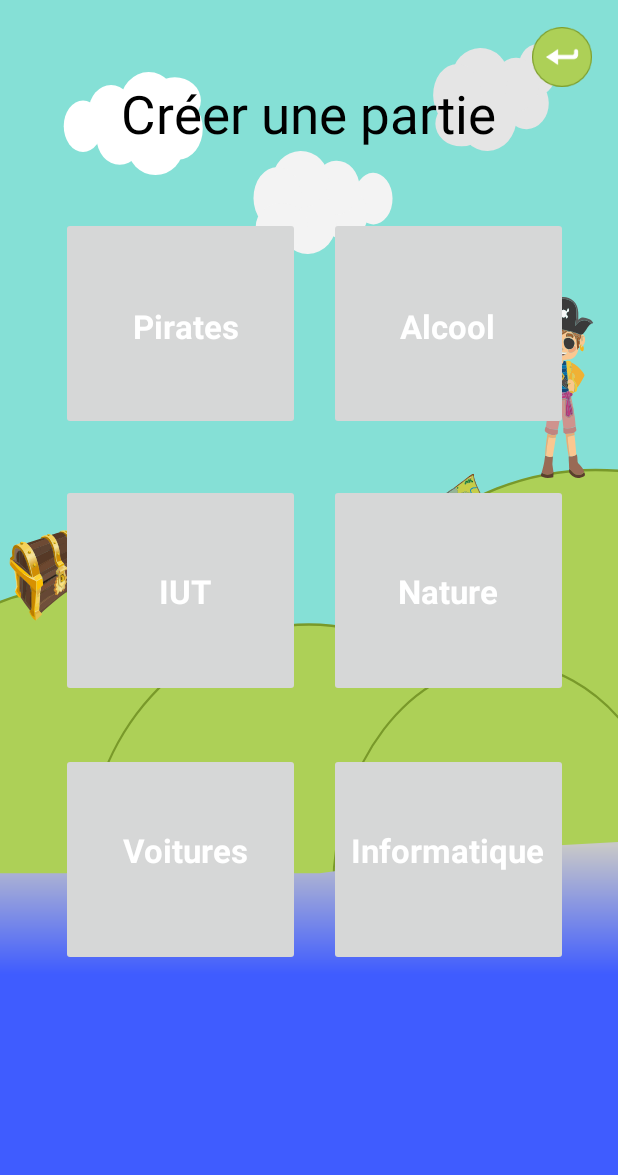
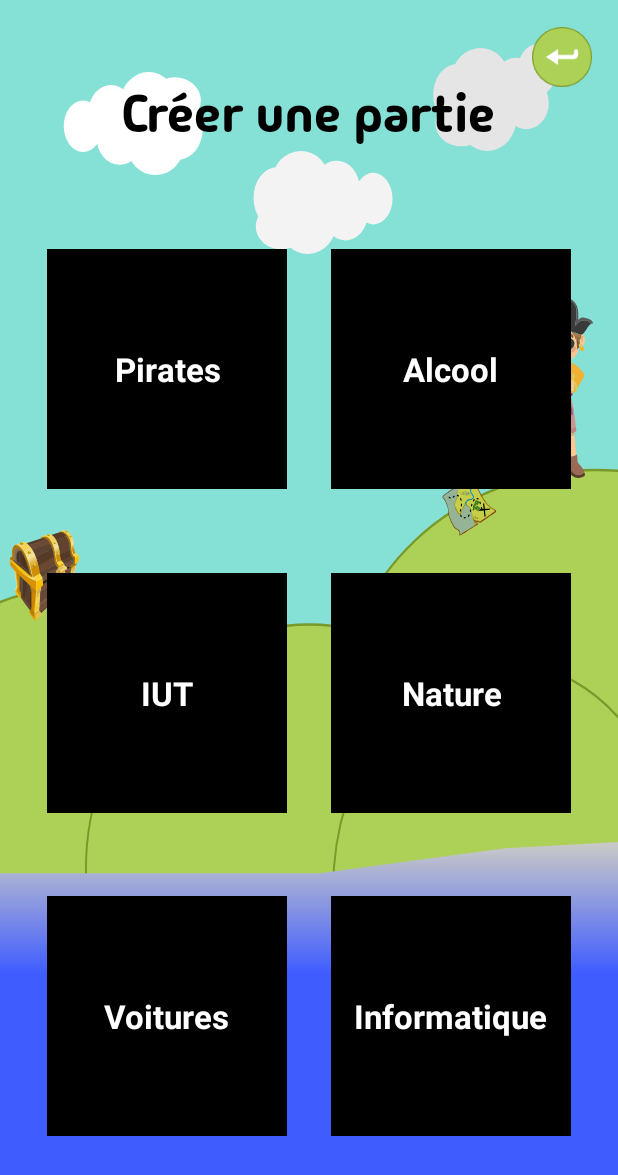
Before and after one commit to Softy7/ChasseAuTresor, an Android app: the CreateGameActivity screen opened directly, with no data from a screen before it, on a phone screen of 412 x 824 dp. Shown: the top 1175 px of the screen. Run offline under Robolectric (Android 15) with nearby library versions, the phone set to English and light mode, and no system bars.

Commit message:
design de la page rejoindre et créer une partie

```diff
--- a/app/src/main/java/com/example/Chasse/InviteFriendActivity.java
+++ b/app/src/main/java/com/example/Chasse/InviteFriendActivity.java
@@ -62,9 +62,6 @@ public class InviteFriendActivity extends AppCompatActivity {
 
         this.launch = findViewById(R.id.launch);
         this.launch.setOnClickListener(v -> {});
-
-        this.search = findViewById(R.id.search);
-        this.search.setOnClickListener(v -> {});
 
         try {
             socket = IO.socket("http://92.140.29.192:55557/");
--- a/app/src/main/res/layout/create_game_activity.xml
+++ b/app/src/main/res/layout/create_game_activity.xml
@@ -14,6 +14,7 @@
         android:text="Créer une partie"
         android:textColor="@color/black"
         android:textSize="35sp"
+        android:fontFamily="@font/madimi_one_regular"
         app:layout_constraintBottom_toBottomOf="parent"
         app:layout_constraintEnd_toEndOf="parent"
         app:layout_constraintHorizontal_bias="0.497"
@@ -21,175 +22,156 @@
         app:layout_constraintTop_toTopOf="parent"
         app:layout_constraintVertical_bias="0.067" />
 
+    <FrameLayout
+        android:layout_width="wrap_content"
+        android:layout_height="wrap_content"
+        app:layout_constraintBottom_toBottomOf="parent"
+        app:layout_constraintEnd_toEndOf="parent"
+        app:layout_constraintHorizontal_bias="0.125"
+        app:layout_constraintStart_toStartOf="parent"
+        app:layout_constraintTop_toTopOf="parent"
+        app:layout_constraintVertical_bias="0.250">
         <ImageButton
             android:id="@+id/pirate"
-        android:layout_width="159dp"
-        android:layout_height="142dp"
-        app:layout_constraintBottom_toBottomOf="parent"
-        app:layout_constraintEnd_toEndOf="parent"
-        app:layout_constraintHorizontal_bias="0.162"
-        app:layout_constraintStart_toStartOf="parent"
-        app:layout_constraintTop_toTopOf="parent"
-        app:layout_constraintVertical_bias="0.212"
-        app:srcCompat="@android:drawable/divider_horizontal_dark" />
-
+            android:layout_width="160dp"
+            android:layout_height="160dp"
+            android:background="@color/black"/>
         <TextView
-        android:layout_width="135dp"
-        android:layout_height="32dp"
+            android:layout_width="wrap_content"
+            android:layout_height="wrap_content"
             android:layout_gravity="center"
             android:gravity="center"
             android:text="Pirates"
             android:textColor="#FFFFFF"
             android:textSize="22sp"
-        android:textStyle="bold"
+            android:textStyle="bold"/>
+    </FrameLayout>
+
+    <FrameLayout
+        android:layout_width="wrap_content"
+        android:layout_height="wrap_content"
         app:layout_constraintBottom_toBottomOf="parent"
         app:layout_constraintEnd_toEndOf="parent"
-        app:layout_constraintHorizontal_bias="0.202"
+        app:layout_constraintHorizontal_bias="0.875"
         app:layout_constraintStart_toStartOf="parent"
         app:layout_constraintTop_toTopOf="parent"
-        app:layout_constraintVertical_bias="0.254" />
-
+        app:layout_constraintVertical_bias="0.250">
         <ImageButton
             android:id="@+id/alcohool"
-        android:layout_width="159dp"
-        android:layout_height="142dp"
-        app:layout_constraintBottom_toBottomOf="parent"
-        app:layout_constraintEnd_toEndOf="parent"
-        app:layout_constraintHorizontal_bias="0.869"
-        app:layout_constraintStart_toStartOf="parent"
-        app:layout_constraintTop_toTopOf="parent"
-        app:layout_constraintVertical_bias="0.212"
-        app:srcCompat="@android:drawable/divider_horizontal_dark" />
-
-
+            android:layout_width="160dp"
+            android:layout_height="160dp"
+            android:background="@color/black"/>
         <TextView
-        android:layout_width="135dp"
-        android:layout_height="32dp"
+            android:layout_width="wrap_content"
+            android:layout_height="wrap_content"
             android:layout_gravity="center"
             android:gravity="center"
             android:text="Alcool"
             android:textColor="#FFFFFF"
             android:textSize="22sp"
-        android:textStyle="bold"
+            android:textStyle="bold"/>
+    </FrameLayout>
+
+    <FrameLayout
+        android:layout_width="wrap_content"
+        android:layout_height="wrap_content"
         app:layout_constraintBottom_toBottomOf="parent"
         app:layout_constraintEnd_toEndOf="parent"
-        app:layout_constraintHorizontal_bias="0.833"
+        app:layout_constraintHorizontal_bias="0.125"
         app:layout_constraintStart_toStartOf="parent"
         app:layout_constraintTop_toTopOf="parent"
-        app:layout_constraintVertical_bias="0.254" />
-
+        app:layout_constraintVertical_bias="0.575">
         <ImageButton
             android:id="@+id/IUT"
-        android:layout_width="159dp"
-        android:layout_height="142dp"
-        app:layout_constraintBottom_toBottomOf="parent"
-        app:layout_constraintEnd_toEndOf="parent"
-        app:layout_constraintHorizontal_bias="0.162"
-        app:layout_constraintStart_toStartOf="parent"
-        app:layout_constraintTop_toTopOf="parent"
-        app:layout_constraintVertical_bias="0.473"
-        app:srcCompat="@android:drawable/divider_horizontal_dark" />
-
+            android:layout_width="160dp"
+            android:layout_height="160dp"
+            android:background="@color/black"/>
         <TextView
             android:id="@+id/textView3"
-        android:layout_width="135dp"
-        android:layout_height="32dp"
+            android:layout_width="wrap_content"
+            android:layout_height="wrap_content"
             android:layout_gravity="center"
             android:gravity="center"
             android:text="IUT"
             android:textColor="#FFFFFF"
             android:textSize="22sp"
-        android:textStyle="bold"
+            android:textStyle="bold"/>
+    </FrameLayout>
+
+    <FrameLayout
+        android:layout_width="wrap_content"
+        android:layout_height="wrap_content"
         app:layout_constraintBottom_toBottomOf="parent"
         app:layout_constraintEnd_toEndOf="parent"
-        app:layout_constraintHorizontal_bias="0.202"
+        app:layout_constraintHorizontal_bias="0.875"
         app:layout_constraintStart_toStartOf="parent"
         app:layout_constraintTop_toTopOf="parent"
-        app:layout_constraintVertical_bias="0.477" />
-
+        app:layout_constraintVertical_bias="0.575">
         <ImageButton
             android:id="@+id/nature"
-        android:layout_width="159dp"
-        android:layout_height="142dp"
-        app:layout_constraintBottom_toBottomOf="parent"
-        app:layout_constraintEnd_toEndOf="parent"
-        app:layout_constraintHorizontal_bias="0.869"
-        app:layout_constraintStart_toStartOf="parent"
-        app:layout_constraintTop_toTopOf="parent"
-        app:layout_constraintVertical_bias="0.473"
-        app:srcCompat="@android:drawable/divider_horizontal_dark" />
-
+            android:layout_width="160dp"
+            android:layout_height="160dp"
+            android:background="@color/black"/>
         <TextView
-        android:layout_width="135dp"
-        android:layout_height="32dp"
+            android:layout_width="wrap_content"
+            android:layout_height="wrap_content"
             android:layout_gravity="center"
             android:gravity="center"
             android:text="Nature"
             android:textColor="#FFFFFF"
             android:textSize="22sp"
-        android:textStyle="bold"
+            android:textStyle="bold"/>
+    </FrameLayout>
+
+    <FrameLayout
+        android:layout_width="wrap_content"
+        android:layout_height="wrap_content"
         app:layout_constraintBottom_toBottomOf="parent"
         app:layout_constraintEnd_toEndOf="parent"
-        app:layout_constraintHorizontal_bias="0.833"
+        app:layout_constraintHorizontal_bias="0.125"
         app:layout_constraintStart_toStartOf="parent"
         app:layout_constraintTop_toTopOf="parent"
-        app:layout_constraintVertical_bias="0.477" />
-
+        app:layout_constraintVertical_bias="0.900">
         <ImageButton
             android:id="@+id/car"
-        android:layout_width="159dp"
-        android:layout_height="142dp"
-        app:layout_constraintBottom_toBottomOf="parent"
-        app:layout_constraintEnd_toEndOf="parent"
-        app:layout_constraintHorizontal_bias="0.162"
-        app:layout_constraintStart_toStartOf="parent"
-        app:layout_constraintTop_toTopOf="parent"
-        app:layout_constraintVertical_bias="0.736"
-        app:srcCompat="@android:drawable/divider_horizontal_dark" />
-
+            android:layout_width="160dp"
+            android:layout_height="160dp"
+            android:background="@color/black"/>
         <TextView
-        android:layout_width="135dp"
-        android:layout_height="32dp"
+            android:layout_width="wrap_content"
+            android:layout_height="wrap_content"
             android:layout_gravity="center"
             android:gravity="center"
             android:text="Voitures"
             android:textColor="#FFFFFF"
             android:textSize="22sp"
-        android:textStyle="bold"
+            android:textStyle="bold"/>
+    </FrameLayout>
+
+    <FrameLayout
+        android:layout_width="wrap_content"
+        android:layout_height="wrap_content"
         app:layout_constraintBottom_toBottomOf="parent"
         app:layout_constraintEnd_toEndOf="parent"
-        app:layout_constraintHorizontal_bias="0.202"
+        app:layout_constraintHorizontal_bias="0.875"
         app:layout_constraintStart_toStartOf="parent"
         app:layout_constraintTop_toTopOf="parent"
-        app:layout_constraintVertical_bias="0.695" />
-
+        app:layout_constraintVertical_bias="0.900">
         <ImageButton
             android:id="@+id/informatic"
-        android:layout_width="159dp"
-        android:layout_height="142dp"
-        app:layout_constraintBottom_toBottomOf="parent"
-        app:layout_constraintEnd_toEndOf="parent"
-        app:layout_constraintHorizontal_bias="0.869"
-        app:layout_constraintStart_toStartOf="parent"
-        app:layout_constraintTop_toTopOf="parent"
-        app:layout_constraintVertical_bias="0.736"
-        app:srcCompat="@android:drawable/divider_horizontal_dark" />
-
+            android:layout_width="160dp"
+            android:layout_height="160dp"
+            android:background="@color/black"/>
         <TextView
-        android:layout_width="135dp"
-        android:layout_height="32dp"
+            android:layout_width="wrap_content"
+            android:layout_height="wrap_content"
             android:layout_gravity="center"
             android:gravity="center"
             android:text="Informatique"
             android:textColor="#FFFFFF"
             android:textSize="22sp"
-        android:textStyle="bold"
-        app:layout_constraintBottom_toBottomOf="parent"
-        app:layout_constraintEnd_toEndOf="parent"
-        app:layout_constraintHorizontal_bias="0.833"
-        app:layout_constraintStart_toStartOf="parent"
-        app:layout_constraintTop_toTopOf="parent"
-        app:layout_constraintVertical_bias="0.695" />
+            android:textStyle="bold"/>
+    </FrameLayout>
 
     <ImageButton
         android:id="@+id/back"
```
Also changed, not shown: app/src/main/res/layout/add_friend_game.xml (+84 -136 lines), app/src/main/res/layout/load_game_layout.xml (+49 -42 lines). Lines whose indentation alone changed are shown as unchanged.
